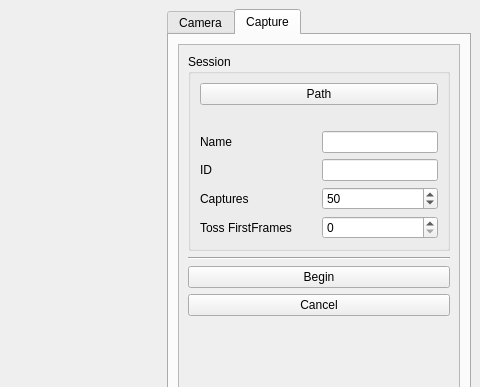
Old version of the form mainwindow.ui in the repository galapaegos/TeleZero; both pictures show x 761 to 1241 and y 0 to 387 of the 1241 by 811 pixel window.
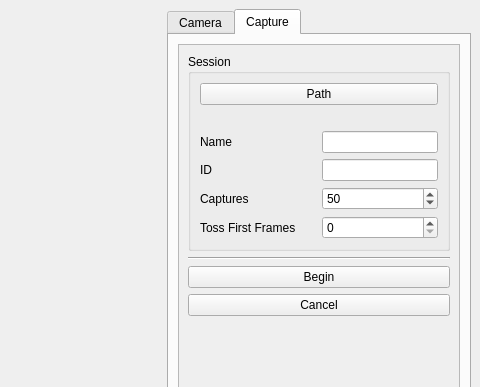
New version of the form. Custom widgets are drawn as their Qt base class.

Commit message: fixed infinite loop.

What changed in the file:
```diff
--- a/mainwindow.ui
+++ b/mainwindow.ui
@@ -409,7 +409,7 @@
                        <item row="5" column="0">
                         <widget class="QLabel" name="label_3">
                          <property name="text">
-                          <string>Toss FirstFrames</string>
+                          <string>Toss First Frames</string>
                          </property>
                         </widget>
                        </item>
```
The commit also changes 1 other file.
